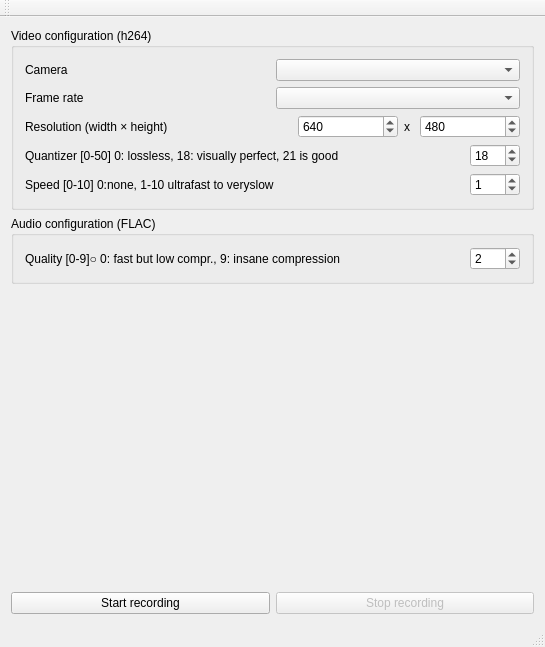
First picture: the form in tvmainwindow.ui, repository Drograr/time-video-project, before the edit.
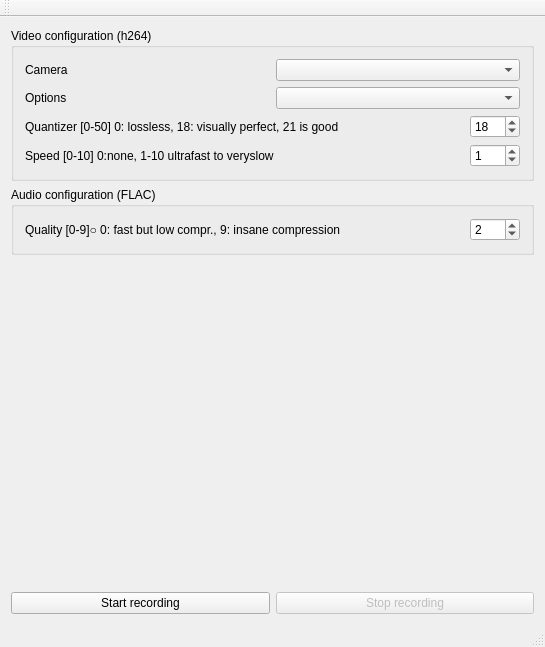
Second picture: the form after the edit.

Patch:
```diff
--- a/tvmainwindow.ui
+++ b/tvmainwindow.ui
@@ -46,7 +46,7 @@
          <item>
           <widget class="QLabel" name="label_6">
            <property name="text">
-            <string>Frame rate</string>
+            <string>Options</string>
            </property>
           </widget>
          </item>
@@ -55,68 +55,6 @@
          </item>
         </layout>
        </item>
-       <item>
-        <layout class="QHBoxLayout" name="horizontalLayout_5">
-         <item>
-          <widget class="QLabel" name="label_4">
-           <property name="text">
-            <string>Resolution (width × height)</string>
-           </property>
-          </widget>
-         </item>
-         <item>
-          <widget class="QSpinBox" name="videoResWidthSpinBox">
-           <property name="maximumSize">
-            <size>
-             <width>100</width>
-             <height>16777215</height>
-            </size>
-           </property>
-           <property name="maximum">
-            <number>4096</number>
-           </property>
-           <property name="singleStep">
-            <number>10</number>
-           </property>
-           <property name="value">
-            <number>640</number>
-           </property>
-          </widget>
-         </item>
-         <item>
-          <widget class="QLabel" name="label_5">
-           <property name="maximumSize">
-            <size>
-             <width>10</width>
-             <height>16777215</height>
-            </size>
-           </property>
-           <property name="text">
-            <string>x</string>
-           </property>
-          </widget>
-         </item>
-         <item>
-          <widget class="QSpinBox" name="videoResHeightSpinBox">
-           <property name="maximumSize">
-            <size>
-             <width>100</width>
-             <height>16777215</height>
-            </size>
-           </property>
-           <property name="maximum">
-            <number>2160</number>
-           </property>
-           <property name="singleStep">
-            <number>10</number>
-           </property>
-           <property name="value">
-            <number>480</number>
-           </property>
-          </widget>
-         </item>
-        </layout>
-       </item>
        <item>
         <layout class="QHBoxLayout" name="horizontalLayout_2">
          <item>
```
